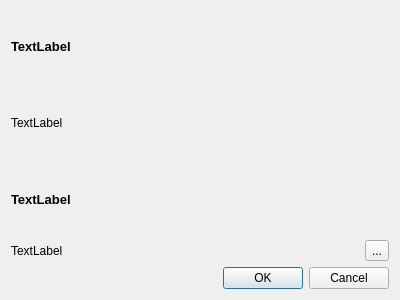
MarcoCGro/file-downloader, file views/SettingsDialog.ui: the form before one commit.
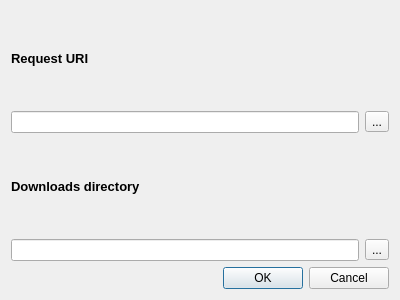
The form after the commit. Icons and pictures are not drawn.

Commit message: [ADD] Settings - Folder validation

```diff
--- a/views/SettingsDialog.ui
+++ b/views/SettingsDialog.ui
@@ -26,24 +26,25 @@
         </font>
        </property>
        <property name="text">
-        <string>TextLabel</string>
+        <string>Request URI</string>
        </property>
       </widget>
      </item>
      <item>
-      <layout class="QHBoxLayout" name="horizontalLayout">
+      <layout class="QHBoxLayout" name="horizontalLayout_3">
        <item>
-        <widget class="QLabel" name="label_3">
-         <property name="text">
-          <string>TextLabel</string>
-         </property>
-         <property name="textFormat">
-          <enum>Qt::PlainText</enum>
-         </property>
-         <property name="textInteractionFlags">
-          <set>Qt::LinksAccessibleByMouse|Qt::TextEditable</set>
-         </property>
-        </widget>
+        <layout class="QHBoxLayout" name="horizontalLayout">
+         <item>
+          <widget class="QLineEdit" name="filesUriEdit"/>
+         </item>
+         <item>
+          <widget class="QToolButton" name="syncButton">
+           <property name="text">
+            <string>...</string>
+           </property>
+          </widget>
+         </item>
+        </layout>
        </item>
       </layout>
      </item>
@@ -57,24 +58,14 @@
         </font>
        </property>
        <property name="text">
-        <string>TextLabel</string>
+        <string>Downloads directory</string>
        </property>
       </widget>
      </item>
      <item>
       <layout class="QHBoxLayout" name="horizontalLayout_2">
        <item>
-        <widget class="QLabel" name="label_4">
-         <property name="text">
-          <string>TextLabel</string>
-         </property>
-         <property name="textFormat">
-          <enum>Qt::PlainText</enum>
-         </property>
-         <property name="textInteractionFlags">
-          <set>Qt::LinksAccessibleByMouse|Qt::TextEditable</set>
-         </property>
-        </widget>
+        <widget class="QLineEdit" name="directoryEdit"/>
        </item>
        <item>
         <widget class="QToolButton" name="toolButton">
```
Left out of the diff: 28 changed lines with no effect on the pictures. The commit also changes 11 other files.
